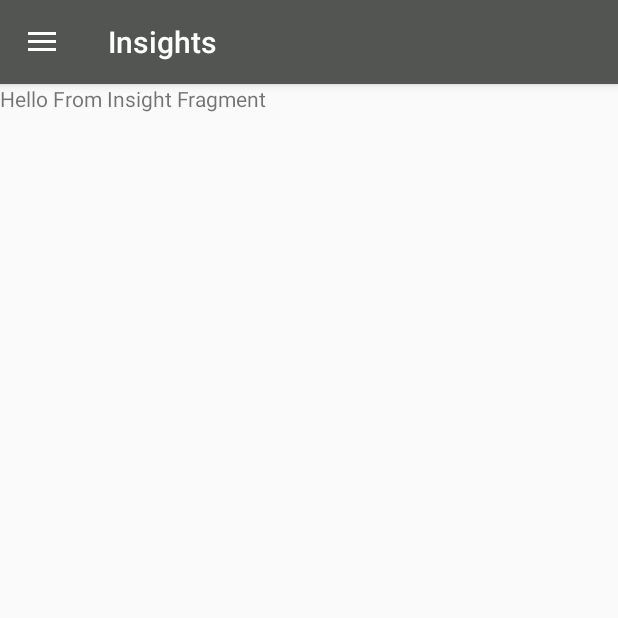
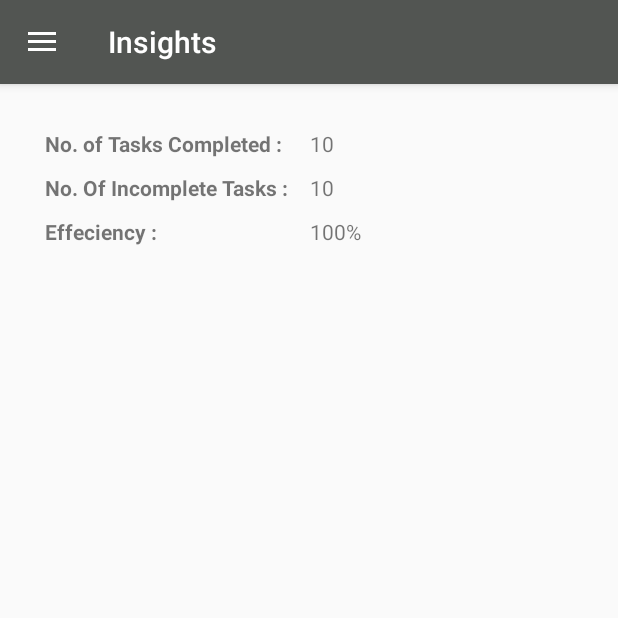
Before and after one commit to Dom07/ToDoApp, an Android app: the screen it shows after launch (MainActivity), in the side drawer, after a tap on "Insights", on a phone screen of 412 x 824 dp, the top half of it. Run offline under Robolectric (Android 15) with nearby library versions, the light colour scheme and no system bars.

Commit message:
Created ui for insight fragment

```diff
--- a/app/src/main/java/com/developers/mytodoapp/InsightFragment.java
+++ b/app/src/main/java/com/developers/mytodoapp/InsightFragment.java
@@ -18,12 +18,14 @@ public class InsightFragment extends Fragment {
         // Required empty public constructor
     }
 
-
     @Override
     public View onCreateView(LayoutInflater inflater, ViewGroup container,
                              Bundle savedInstanceState) {
         // Inflate the layout for this fragment
-        return inflater.inflate(R.layout.fragment_insight, container, false);
+        final View view = inflater.inflate(R.layout.fragment_insight, container, false);
+
+
+        return  view;
     }
 
 }
--- a/app/src/main/java/com/developers/mytodoapp/MainActivity.java
+++ b/app/src/main/java/com/developers/mytodoapp/MainActivity.java
@@ -167,8 +167,8 @@ public class MainActivity extends AppCompatActivity
         if(alarmSet){
 
             long timeDifference;
-            int alarmHour = 16;
-            int alarmMin = 40;
+            int alarmHour = 20;
+            int alarmMin = 30;
 
 //         make calendar instance for now and the time when we want to set the alarm
             Calendar now = Calendar.getInstance();
@@ -208,8 +208,8 @@ public class MainActivity extends AppCompatActivity
     public void deleteDbData() {
         boolean check = (PendingIntent.getBroadcast(getBaseContext(), 0, new Intent(getBaseContext(), ClearDbReceiver.class), PendingIntent.FLAG_NO_CREATE)) == null;
         if (check) {
-            int alarmHour=16;
-            int alarmMinutes=56;
+            int alarmHour=20;
+            int alarmMinutes=30;
             long timeDifferenceInMillis;
 //           calendar instance of the time when we want to clear db data
             Calendar clearDbTime = Calendar.getInstance();
@@ -239,7 +239,7 @@ public class MainActivity extends AppCompatActivity
             Intent intent = new Intent(getBaseContext(), ClearDbReceiver.class);
             PendingIntent pendingIntent = PendingIntent.getBroadcast(getBaseContext(), 0, intent, PendingIntent.FLAG_UPDATE_CURRENT);
             AlarmManager alarmManager = (AlarmManager) getSystemService(ALARM_SERVICE);
-            alarmManager.setInexactRepeating(AlarmManager.RTC_WAKEUP, clearDbTimeInMillis, AlarmManager.INTERVAL_FIFTEEN_MINUTES, pendingIntent);
+            alarmManager.setInexactRepeating(AlarmManager.RTC_WAKEUP, clearDbTimeInMillis, AlarmManager.INTERVAL_HOUR, pendingIntent);
             Toast.makeText(getBaseContext(), "Time For Db Clear : " + day + "Days" + hour + "hours " + min + "minutes" + sec + "seconds", Toast.LENGTH_LONG).show();
         }else{
 //            if service already exist
--- a/app/src/main/res/layout/fragment_insight.xml
+++ b/app/src/main/res/layout/fragment_insight.xml
@@ -1,13 +1,71 @@
-<FrameLayout xmlns:android="http://schemas.android.com/apk/res/android"
+<RelativeLayout xmlns:android="http://schemas.android.com/apk/res/android"
     xmlns:tools="http://schemas.android.com/tools"
     android:layout_width="match_parent"
     android:layout_height="match_parent"
     tools:context="com.developers.mytodoapp.InsightFragment">
 
-    <!-- TODO: Update blank fragment layout -->
     <TextView
-        android:layout_width="match_parent"
-        android:layout_height="match_parent"
-        android:text="Hello From Insight Fragment" />
+        android:id="@+id/tvLabelCTask"
+        android:layout_width="wrap_content"
+        android:layout_height="wrap_content"
+        android:layout_alignParentLeft="true"
+        android:layout_alignParentStart="true"
+        android:layout_alignParentTop="true"
+        android:layout_marginLeft="30dp"
+        android:layout_marginStart="30dp"
+        android:layout_marginTop="30dp"
+        android:textStyle="bold"
+        android:text="No. of Tasks Completed : " />
 
-</FrameLayout>
+    <TextView
+        android:id="@+id/tvLabelATask"
+        android:layout_width="wrap_content"
+        android:layout_height="wrap_content"
+        android:layout_alignLeft="@+id/tvLabelCTask"
+        android:layout_alignStart="@+id/tvLabelCTask"
+        android:layout_below="@+id/tvLabelCTask"
+        android:layout_marginTop="10dp"
+        android:textStyle="bold"
+        android:text="No. Of Incomplete Tasks :" />
+
+    <TextView
+        android:id="@+id/tvCtask"
+        android:layout_width="wrap_content"
+        android:layout_height="wrap_content"
+        android:layout_alignBaseline="@+id/tvLabelCTask"
+        android:layout_alignBottom="@+id/tvLabelCTask"
+        android:layout_marginLeft="14dp"
+        android:layout_marginStart="14dp"
+        android:layout_toEndOf="@+id/tvLabelATask"
+        android:layout_toRightOf="@+id/tvLabelATask"
+        android:text="10" />
+
+    <TextView
+        android:id="@+id/tvATask"
+        android:layout_width="wrap_content"
+        android:layout_height="wrap_content"
+        android:layout_alignEnd="@+id/tvCtask"
+        android:layout_alignRight="@+id/tvCtask"
+        android:layout_alignTop="@+id/tvLabelATask"
+        android:text="10" />
+
+    <TextView
+        android:id="@+id/tvLabelEffeciency"
+        android:layout_width="wrap_content"
+        android:layout_height="wrap_content"
+        android:layout_alignLeft="@+id/tvLabelATask"
+        android:layout_alignStart="@+id/tvLabelATask"
+        android:layout_below="@+id/tvLabelATask"
+        android:layout_marginTop="10dp"
+        android:textStyle="bold"
+        android:text="Effeciency : " />
+
+    <TextView
+        android:id="@+id/tvEfficency"
+        android:layout_width="wrap_content"
+        android:layout_height="wrap_content"
+        android:layout_alignLeft="@+id/tvATask"
+        android:layout_alignStart="@+id/tvATask"
+        android:layout_alignTop="@+id/tvLabelEffeciency"
+        android:text="100%" />
+</RelativeLayout>
```
Also changed, not shown: 93 other files.
